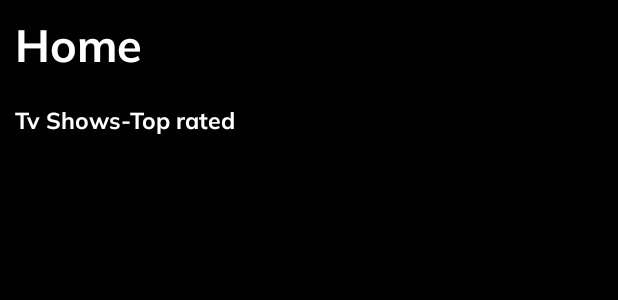
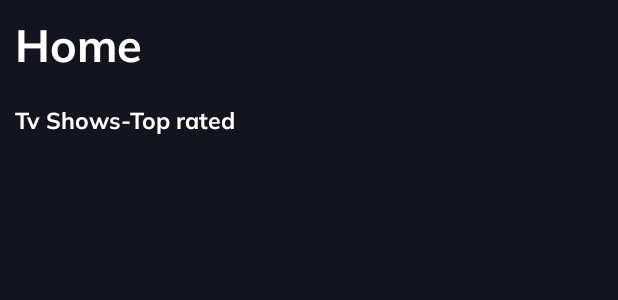
Before and after one commit to AlexAvilezB/MoviesAPI-Aplication, an Android app: the layout activity_main.xml on its own in the app's theme, with its tools: preview values and no code run, on a phone screen of 412 x 824 dp. Shown: the top 300 px of the screen. Run offline under Robolectric (Android 15) with nearby library versions, the phone set to English and light mode, and no system bars.

Commit message:
Recyclerview adjust and file colors

```diff
--- a/app/src/main/res/layout/activity_main.xml
+++ b/app/src/main/res/layout/activity_main.xml
@@ -5,7 +5,7 @@
     android:layout_width="match_parent"
     android:layout_height="match_parent"
     android:orientation="vertical"
-    android:background="@color/black"
+    android:background="@color/background"
     tools:context=".MainActivity">
 
     <TextView
@@ -17,7 +17,7 @@
         android:text="Home"
         android:textColor="@color/white"
         android:textSize="30sp"
-        android:textStyle="bold" />
+        android:textStyle="bold"/>
 
     <TextView
         android:id="@+id/tvShow_subTitle"
--- a/app/src/main/res/values-night/themes.xml
+++ b/app/src/main/res/values-night/themes.xml
@@ -1,9 +1,9 @@
 <resources xmlns:tools="http://schemas.android.com/tools">
     <!-- Base application theme. -->
-    <style name="Theme.MoviesAPI" parent="Theme.MaterialComponents.DayNight.DarkActionBar">
+    <style name="Theme.MoviesAPI" parent="Theme.MaterialComponents.DayNight.NoActionBar">
         <!-- Primary brand color. -->
         <item name="colorPrimary">@color/purple_200</item>
-        <item name="colorPrimaryVariant">@color/purple_700</item>
+        <item name="colorPrimaryVariant">@color/card_background</item>
         <item name="colorOnPrimary">@color/black</item>
         <!-- Secondary brand color. -->
         <item name="colorSecondary">@color/teal_200</item>
--- a/app/src/main/res/values/colors.xml
+++ b/app/src/main/res/values/colors.xml
@@ -3,6 +3,8 @@
     <color name="purple_200">#FFBB86FC</color>
     <color name="purple_500">#FF6200EE</color>
     <color name="background">#13141D</color>
+    <color name="card_background">#4f5d75</color>
+    <color name="card_text">#E9F1FA</color>
     <color name="purple_700">#FF3700B3</color>
     <color name="teal_200">#FF03DAC5</color>
     <color name="teal_700">#FF018786</color>
--- a/app/src/main/res/values/themes.xml
+++ b/app/src/main/res/values/themes.xml
@@ -1,9 +1,9 @@
 <resources xmlns:tools="http://schemas.android.com/tools">
     <!-- Base application theme. -->
-    <style name="Theme.MoviesAPI" parent="Theme.MaterialComponents.DayNight.DarkActionBar">
+    <style name="Theme.MoviesAPI" parent="Theme.MaterialComponents.DayNight.NoActionBar">
         <!-- Primary brand color. -->
         <item name="colorPrimary">@color/purple_500</item>
-        <item name="colorPrimaryVariant">@color/purple_700</item>
+        <item name="colorPrimaryVariant">@color/card_background</item>
         <item name="colorOnPrimary">@color/white</item>
         <!-- Secondary brand color. -->
         <item name="colorSecondary">@color/teal_200</item>
```
Also changed, not shown: app/src/main/res/layout/tvshows_items.xml (+7 -3 lines).
